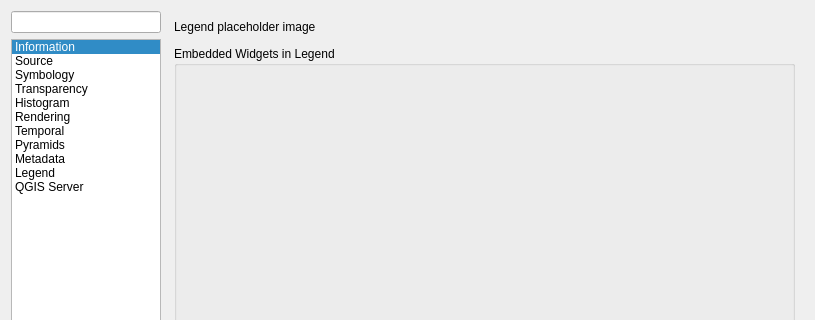
The window that src/ui/qgsrasterlayerpropertiesbase.ui (qgis/QGIS) describes before a commit, drawn with Qt 5; both pictures show x 0 to 815 and y 0 to 320 of the 815 by 730 pixel window.
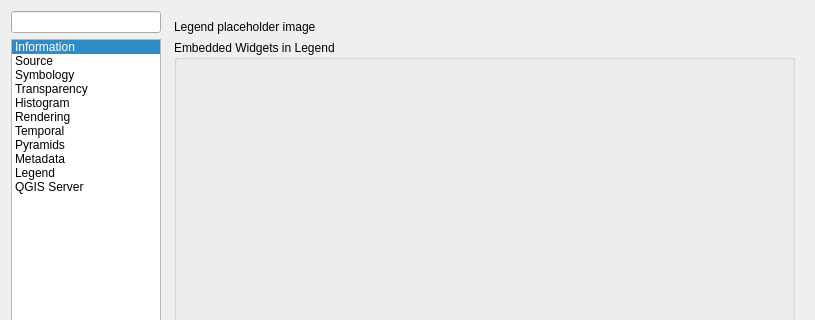
The same window after the commit. The open tabs and pages were chosen to show the change. Icons and pictures are not drawn. Custom widgets are drawn as their Qt base class.

Commit message: Vertically align place holder widgets

```diff
--- a/src/ui/qgsrasterlayerpropertiesbase.ui
+++ b/src/ui/qgsrasterlayerpropertiesbase.ui
@@ -1385,8 +1385,28 @@
           </layout>
          </widget>
          <widget class="QWidget" name="mOptsPage_Legend">
-          <layout class="QGridLayout" name="gridLayout_15">
-           <item row="2" column="0">
+          <layout class="QVBoxLayout" name="verticalLayout_151">
+           <item>
+            <layout class="QHBoxLayout" name="horizontalLayout_5">
+             <property name="topMargin">
+              <number>0</number>
+             </property>
+             <property name="rightMargin">
+              <number>0</number>
+             </property>
+             <item>
+              <widget class="QLabel" name="mLegendPlaceholderLabel">
+               <property name="text">
+                <string>Legend placeholder image</string>
+               </property>
+              </widget>
+             </item>
+             <item>
+              <widget class="QgsImageSourceLineEdit" name="mLegendPlaceholderWidget" native="true"/>
+             </item>
+            </layout>
+           </item>
+           <item>
             <widget class="QGroupBox" name="groupBox">
              <property name="sizePolicy">
               <sizepolicy hsizetype="Preferred" vsizetype="Expanding">
@@ -1404,16 +1424,6 @@
              </layout>
             </widget>
            </item>
-           <item row="1" column="0">
-            <widget class="QgsImageSourceLineEdit" name="mLegendPlaceholderWidget" native="true"/>
-           </item>
-           <item row="0" column="0">
-            <widget class="QLabel" name="mLegendPlaceholderLabel">
-             <property name="text">
-              <string>Legend placeholder image</string>
-             </property>
-            </widget>
-           </item>
           </layout>
          </widget>
          <widget class="QWidget" name="mOptsPage_Server">
```
The commit also changes 1 other file.
